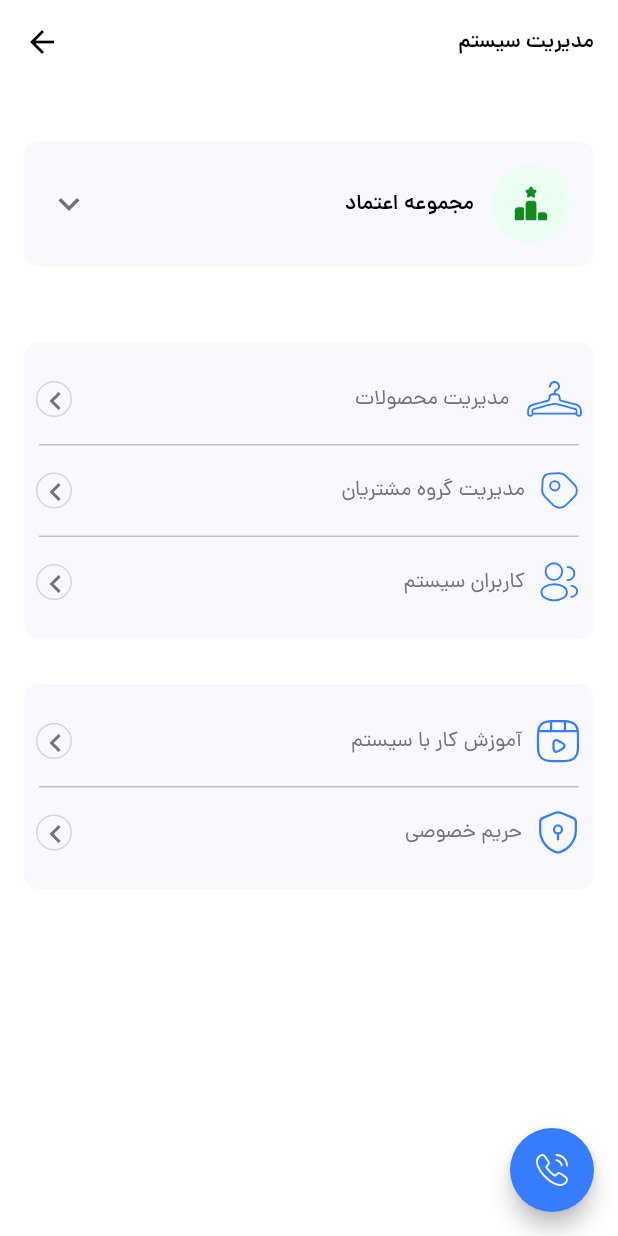
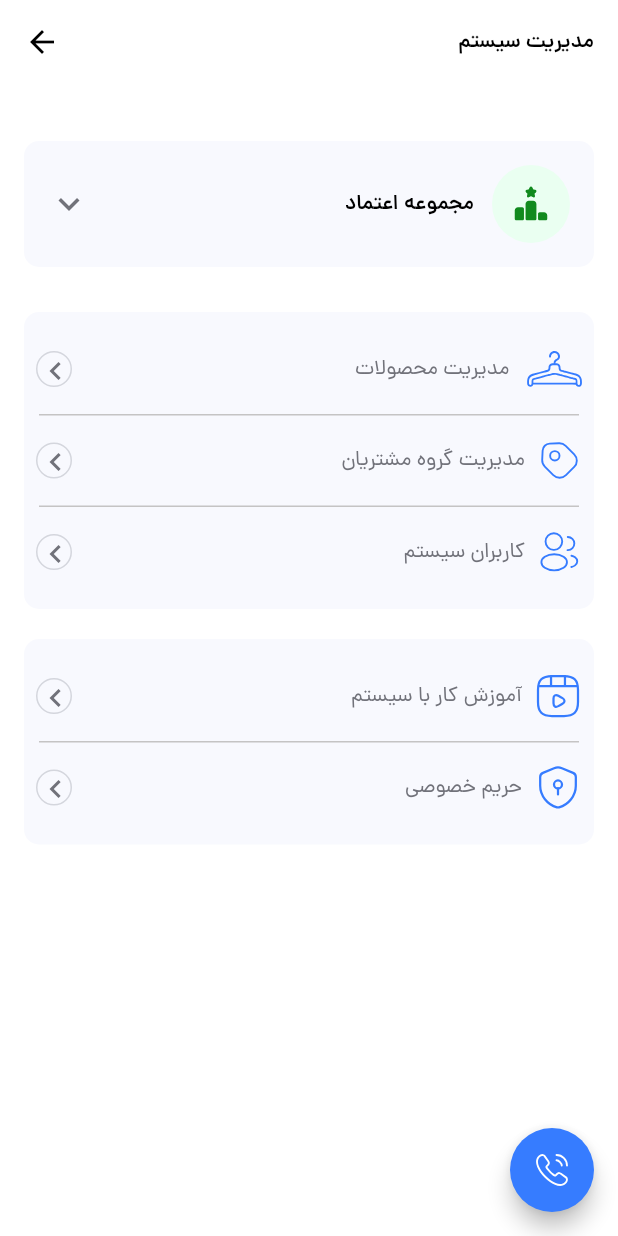
Before and after one commit to hdsneshati/layer_first_task, a Flutter app: the ProfileScreen screen opened directly, on a phone screen of 412 x 824 dp. Run offline on Flutter 3.47's test engine with Material 3 defaults, Android fonts, the phone set to English and light mode, and no system bars; our stand-ins replace flutter_animate, flutter_svg, pinput.

Commit message:
fixed all pages

```diff
--- a/layer_first_task/lib/feature/presentation/intro/screens/splash_screen.dart
+++ b/layer_first_task/lib/feature/presentation/intro/screens/splash_screen.dart
@@ -28,7 +28,7 @@ class _SplashScreenState extends State<SplashScreen> {
     return Scaffold(
      body: Column(
       children: [
-        332.0.verticalSpace,
+
         Row(
                 mainAxisAlignment: MainAxisAlignment.center,
                 children: [
--- a/layer_first_task/lib/feature/presentation/profile/screens/profile_screen.dart
+++ b/layer_first_task/lib/feature/presentation/profile/screens/profile_screen.dart
@@ -35,7 +35,7 @@ class ProfileScreen extends StatelessWidget {
             const ExpandableTrustWidget(),
 
           //  const SmsButton(),
-           50.0.verticalSpace,
+           30.0.verticalSpace,
             Container(
               decoration: BoxDecoration(
                 color: Theme.of(context).colorScheme.secondaryContainer,
@@ -84,7 +84,7 @@ class ProfileScreen extends StatelessWidget {
               ),
             ),
 
-            30.0.verticalSpace,
+            20.0.verticalSpace,
 
             Container(
               decoration: BoxDecoration(
@@ -121,11 +121,11 @@ class ProfileScreen extends StatelessWidget {
               ),
             ),
 
-            const Spacer(),
+
 
            // const CallInformationWidget(),
 
-            20.0.verticalSpace,
+
           ],
         ),
       ),
--- a/layer_first_task/lib/main.dart
+++ b/layer_first_task/lib/main.dart
@@ -2,6 +2,7 @@ import 'package:flutter/material.dart';
 import 'package:layer_first_task/config/theme/color_pallet.dart';
 import 'package:layer_first_task/feature/presentation/authentication/screens/login_screen.dart';
 import 'package:layer_first_task/feature/presentation/authentication/screens/otp_screen.dart';
+import 'package:layer_first_task/feature/presentation/intro/screens/splash_screen.dart';
 
 void main() {
   runApp(const MyApp());
@@ -20,7 +21,7 @@ class MyApp extends StatelessWidget {
         useMaterial3: true,
       ),
       debugShowCheckedModeBanner: false,
-      home: const VerifyCodeScreen(),
+      home: const SplashScreen(),
     );
   }
 }
```
Also changed, not shown: layer_first_task/lib/feature/presentation/authentication/screens/login_screen.dart (+16 -12 lines), layer_first_task/lib/feature/presentation/authentication/screens/otp_screen.dart (+7 -1 lines).
